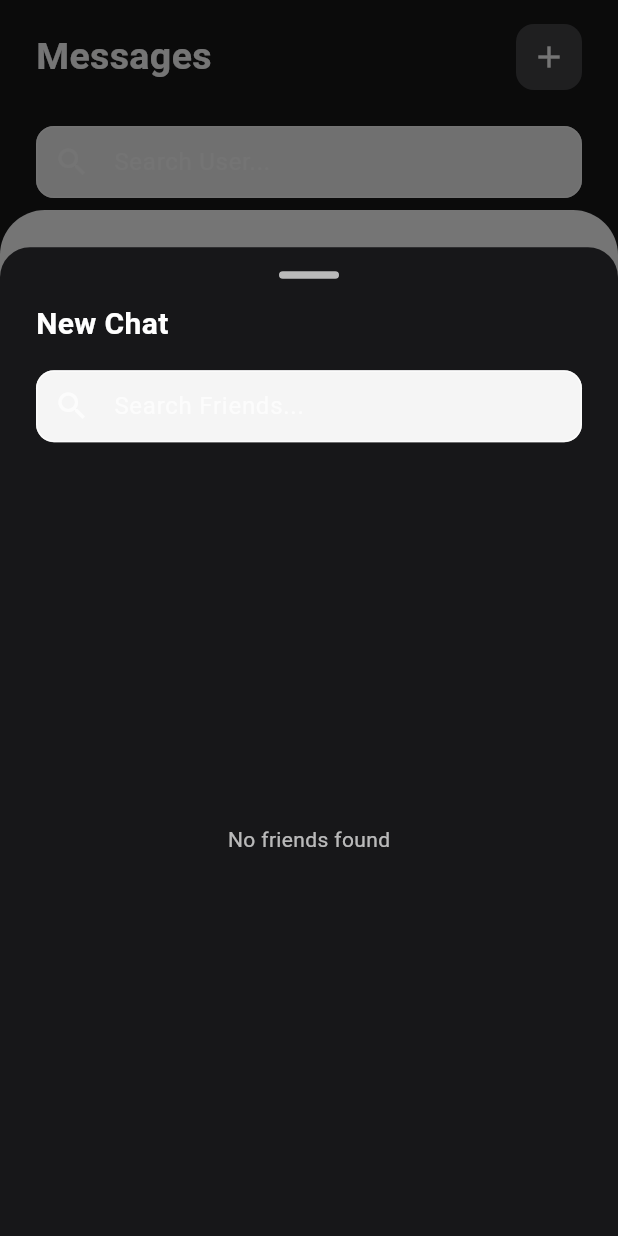
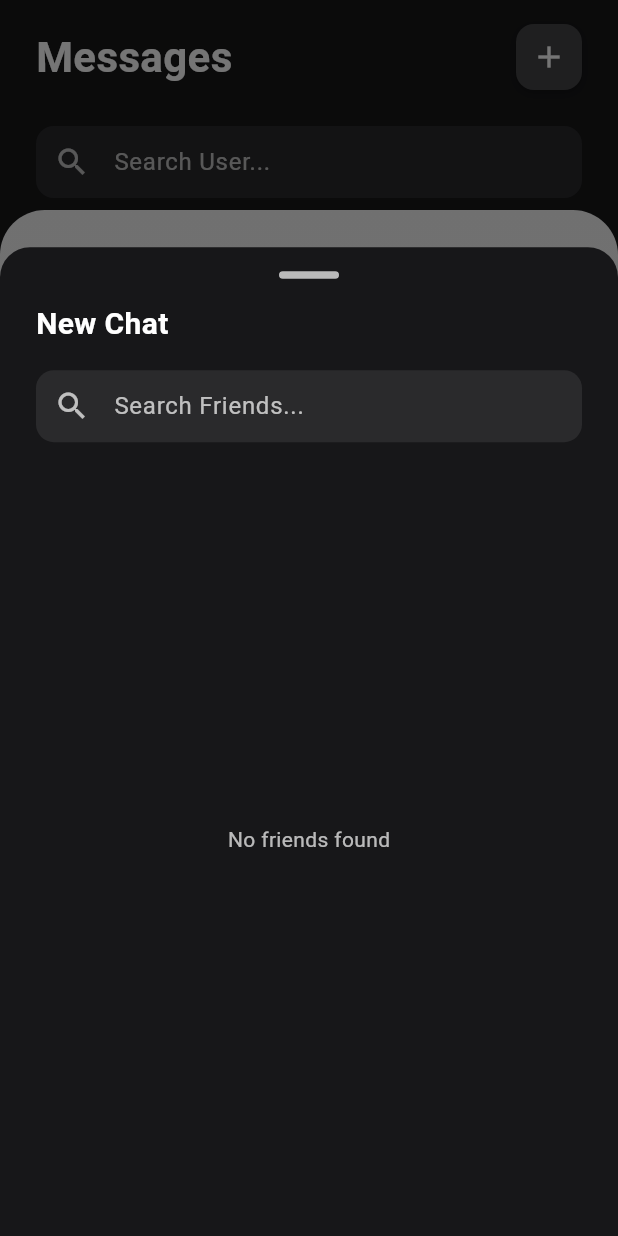
Before and after one commit to khanhduy74105/recruite_app, a Flutter app: the MessagePage screen opened directly, after a tap on the "add" icon, on a phone screen of 412 x 824 dp. Run offline on Flutter 3.47's test engine with Material 3 defaults, Android fonts, the phone set to English and light mode, and no system bars; our stand-ins replace bloc, cached_network_image, dio, equatable, file_picker, flutter_animate and 7 more; missing offline and left inert: flutter_pdfview; accounts and stored records are empty; network calls fail.

Commit message:
message feature

```diff
--- a/flutter_application/lib/features/message/cubit/message_cubit.dart
+++ b/flutter_application/lib/features/message/cubit/message_cubit.dart
@@ -20,14 +20,4 @@ class MessageCubit extends Cubit<MessageCommonState> {
       emit(MessageError(message: 'Failed to load chats: $e'));
     }
   }
-
-  Future<void> loadConnectedUsers() async {
-    try {
-      emit(MessageLoading());
-      final users = await messageRepository.getUsers();
-      emit(ConnectedUsersLoaded(users: users));
-    } catch (e) {
-      emit(MessageError(message: 'Failed to load connected users: $e'));
-    }
-  }
 }
--- /dev/null
+++ b/flutter_application/lib/features/message/cubit/new_chat_common_state.dart
@@ -0,0 +1,14 @@
+import 'package:flutter/cupertino.dart';
+
+@immutable
+class NewChatCommonState {}
+
+final class NewChatInitial extends NewChatCommonState {}
+
+final class NewChatLoading extends NewChatCommonState {}
+
+final class NewChatError extends NewChatCommonState {
+  final String message;
+
+  NewChatError({required this.message});
+}
--- /dev/null
+++ b/flutter_application/lib/features/message/cubit/new_chat_cubit.dart
@@ -0,0 +1,23 @@
+import 'package:bloc/bloc.dart';
+import 'package:flutter_application/models/user_models.dart';
+import 'package:flutter_application/features/message/repository/message_repository.dart';
+import 'package:meta/meta.dart';
+import 'new_chat_common_state.dart';
+
+part 'new_chat_state.dart';
+
+class NewChatCubit extends Cubit<NewChatCommonState> {
+  final MessageRepository messageRepository = MessageRepository();
+
+  NewChatCubit() : super(NewChatInitial());
+
+  Future<void> loadConnectedUsers() async {
+    try {
+      emit(NewChatLoading());
+      final users = await messageRepository.getUsers();
+      emit(ConnectedUsersLoaded(users: users));
+    } catch (e) {
+      emit(NewChatError(message: 'Failed to load connected users: $e'));
+    }
+  }
+}
--- /dev/null
+++ b/flutter_application/lib/features/message/cubit/new_chat_state.dart
@@ -0,0 +1,10 @@
+part of 'new_chat_cubit.dart';
+
+@immutable
+sealed class NewChatState extends NewChatCommonState {}
+
+final class ConnectedUsersLoaded extends NewChatState {
+  final List<UserModel> users;
+
+  ConnectedUsersLoaded({required this.users});
+}
--- a/flutter_application/lib/features/message/pages/page.dart
+++ b/flutter_application/lib/features/message/pages/page.dart
@@ -1,9 +1,12 @@
 import 'package:flutter/material.dart';
-import 'package:flutter_application/features/message/cubit/message_cubit.dart';
+import 'package:flutter_application/features/message/cubit/new_chat_common_state.dart';
 import 'package:flutter_bloc/flutter_bloc.dart';
 import 'package:flutter_slidable/flutter_slidable.dart';
 
 import '../cubit/message_common_state.dart';
+import '../cubit/message_cubit.dart' as message_cubit;
+import '../cubit/message_cubit.dart';
+import '../cubit/new_chat_cubit.dart' as new_chat_cubit;
 import 'chat_box_page.dart';
 
 class MessagePage extends StatefulWidget {
@@ -19,7 +22,7 @@ class _MessagePageState extends State<MessagePage> {
   @override
   void initState() {
     super.initState();
-    context.read<MessageCubit>().loadChats();
+    context.read<message_cubit.MessageCubit>().loadChats();
   }
 
   void _showNewChatBottomSheet(BuildContext context) {
@@ -31,7 +34,9 @@ class _MessagePageState extends State<MessagePage> {
         borderRadius: BorderRadius.vertical(top: Radius.circular(20)),
       ),
       builder: (context) {
-        return DraggableScrollableSheet(
+        return BlocProvider(
+          create: (context) => new_chat_cubit.NewChatCubit(),
+          child: DraggableScrollableSheet(
             initialChildSize: 0.8,
             minChildSize: 0.5,
             maxChildSize: 0.9,
@@ -39,6 +44,7 @@ class _MessagePageState extends State<MessagePage> {
             builder: (context, scrollController) {
               return _NewChatBottomSheet(scrollController: scrollController);
             },
+          ),
         );
       },
     );
@@ -51,7 +57,6 @@ class _MessagePageState extends State<MessagePage> {
       body: SafeArea(
         child: Column(
           children: [
-            // Header
             Padding(
               padding: const EdgeInsets.symmetric(horizontal: 24, vertical: 16),
               child: Row(
@@ -60,8 +65,8 @@ class _MessagePageState extends State<MessagePage> {
                     "Messages",
                     style: TextStyle(
                       color: Colors.white,
-                      fontSize: 25,
-                      fontWeight: FontWeight.w600,
+                      fontSize: 28,
+                      fontWeight: FontWeight.bold,
                     ),
                   ),
                   const Spacer(),
@@ -72,6 +77,13 @@ class _MessagePageState extends State<MessagePage> {
                       decoration: BoxDecoration(
                         color: const Color(0xff444446),
                         borderRadius: BorderRadius.circular(12),
+                        boxShadow: const [
+                          BoxShadow(
+                            color: Colors.black26,
+                            blurRadius: 4,
+                            offset: Offset(0, 2),
+                          ),
+                        ],
                       ),
                       child: const Icon(Icons.add, color: Colors.white),
                     ),
@@ -79,7 +91,6 @@ class _MessagePageState extends State<MessagePage> {
                 ],
               ),
             ),
-            // Search Bar
             Padding(
               padding: const EdgeInsets.symmetric(horizontal: 24, vertical: 8),
               child: TextField(
@@ -87,13 +98,15 @@ class _MessagePageState extends State<MessagePage> {
                   hintText: 'Search User...',
                   hintStyle: const TextStyle(color: Colors.white70),
                   prefixIcon: const Icon(Icons.search, color: Colors.white70),
+                  filled: true,
+                  fillColor: const Color(0xff2a2a2c),
                   border: OutlineInputBorder(
                     borderRadius: BorderRadius.circular(12),
-                    borderSide: const BorderSide(color: Colors.white70),
+                    borderSide: BorderSide.none,
                   ),
                   enabledBorder: OutlineInputBorder(
                     borderRadius: BorderRadius.circular(12),
-                    borderSide: const BorderSide(color: Colors.white70),
+                    borderSide: BorderSide.none,
                   ),
                   focusedBorder: OutlineInputBorder(
                     borderRadius: BorderRadius.circular(12),
@@ -108,12 +121,18 @@ class _MessagePageState extends State<MessagePage> {
                 },
               ),
             ),
-            // Chat List
             Expanded(
               child: Container(
                 padding: const EdgeInsets.symmetric(horizontal: 24),
                 decoration: const BoxDecoration(
-                  color: Colors.white,
+                  gradient: LinearGradient(
+                    begin: Alignment.topCenter,
+                    end: Alignment.bottomCenter,
+                    colors: [
+                      Color(0xfff5f5f5),
+                      Color(0xffffffff),
+                    ],
+                  ),
                   borderRadius: BorderRadius.only(
                     topLeft: Radius.circular(30),
                     topRight: Radius.circular(30),
@@ -122,29 +141,29 @@ class _MessagePageState extends State<MessagePage> {
                 child: Column(
                   children: [
                     Padding(
-                      padding: const EdgeInsets.only(top: 30),
+                      padding: const EdgeInsets.only(top: 30, bottom: 10),
                       child: Row(
                         children: const [
                           Text(
                             "Recent",
                             style: TextStyle(
-                              color: Colors.black45,
+                              color: Colors.black54,
                               fontSize: 18,
                               fontWeight: FontWeight.w600,
                             ),
                           ),
                           Spacer(),
-                          Icon(Icons.more_vert, color: Colors.black45),
+                          Icon(Icons.more_vert, color: Colors.black54),
                         ],
                       ),
                     ),
                     Expanded(
-                      child: BlocBuilder<MessageCubit, MessageCommonState>(
+                      child: BlocBuilder<message_cubit.MessageCubit, MessageCommonState>(
                         builder: (context, state) {
                           if (state is MessageLoading) {
                             return const Center(
                                 child: CircularProgressIndicator());
-                          } else if (state is ChatListLoaded) {
+                          } else if (state is message_cubit.ChatListLoaded) {
                             final filteredChats = state.chats
                                 .where((chat) => chat.name
                                 .toLowerCase()
@@ -169,7 +188,6 @@ class _MessagePageState extends State<MessagePage> {
                                   unreadMessages: chat.unreadMessagesCount,
                                   avatarUrl: chat.avatarUrl,
                                   onDelete: () {
-                                    // Implement delete logic if needed
                                   },
                                 );
                               },
@@ -213,7 +231,7 @@ class _NewChatBottomSheetState extends State<_NewChatBottomSheet> {
   @override
   void initState() {
     super.initState();
-    context.read<MessageCubit>().loadConnectedUsers();
+    context.read<new_chat_cubit.NewChatCubit>().loadConnectedUsers();
   }
 
   @override
@@ -223,7 +241,6 @@ class _NewChatBottomSheetState extends State<_NewChatBottomSheet> {
       child: Column(
         crossAxisAlignment: CrossAxisAlignment.start,
         children: [
-          // Header
           Center(
             child: Container(
               width: 40,
@@ -244,19 +261,20 @@ class _NewChatBottomSheetState extends State<_NewChatBottomSheet> {
             ),
           ),
           const SizedBox(height: 16),
-          // Search Bar
           TextField(
             decoration: InputDecoration(
               hintText: 'Search Friends...',
               hintStyle: const TextStyle(color: Colors.white70),
               prefixIcon: const Icon(Icons.search, color: Colors.white70),
+              filled: true,
+              fillColor: const Color(0xff2a2a2c),
               border: OutlineInputBorder(
                 borderRadius: BorderRadius.circular(12),
-                borderSide: const BorderSide(color: Colors.white70),
+                borderSide: BorderSide.none,
               ),
               enabledBorder: OutlineInputBorder(
                 borderRadius: BorderRadius.circular(12),
-                borderSide: const BorderSide(color: Colors.white70),
+                borderSide: BorderSide.none,
               ),
               focusedBorder: OutlineInputBorder(
                 borderRadius: BorderRadius.circular(12),
@@ -271,11 +289,12 @@ class _NewChatBottomSheetState extends State<_NewChatBottomSheet> {
             },
           ),
           const SizedBox(height: 16),
-          // Friends List
           Expanded(
-            child: BlocBuilder<MessageCubit, MessageCommonState>(
+            child: BlocBuilder<new_chat_cubit.NewChatCubit, NewChatCommonState>(
               builder: (context, state) {
-                if (state is ConnectedUsersLoaded) {
+                if (state is NewChatLoading) {
+                  return const Center(child: CircularProgressIndicator());
+                } else if (state is new_chat_cubit.ConnectedUsersLoaded) {
                   final filteredUsers = state.users
                       .where((user) => user.fullName
                       .toLowerCase()
@@ -314,7 +333,7 @@ class _NewChatBottomSheetState extends State<_NewChatBottomSheet> {
                           style: const TextStyle(color: Colors.white70),
                         ),
                         onTap: () {
-                          Navigator.pop(context); // Close bottom sheet
+                          Navigator.pop(context);
                           Navigator.push(
                             context,
                             MaterialPageRoute(
@@ -328,9 +347,7 @@ class _NewChatBottomSheetState extends State<_NewChatBottomSheet> {
                       );
                     },
                   );
-                } else if (state is MessageLoading) {
-                  return const Center(child: CircularProgressIndicator());
-                } else if (state is MessageError) {
+                } else if (state is NewChatError) {
                   return Center(
                     child: Text(
                       state.message,
@@ -397,17 +414,67 @@ class _ChatTile extends StatelessWidget {
             MaterialPageRoute(
               builder: (context) => ChatBoxPage(userName: name, userId: userId),
             ),
-          );
+          ).then((_) {
+            context.read<MessageCubit>().loadChats();
+          });
         },
-        child: Padding(
-          padding: const EdgeInsets.symmetric(vertical: 16),
+        child: Container(
+          margin: const EdgeInsets.symmetric(vertical: 8),
+          padding: const EdgeInsets.all(12),
+          decoration: BoxDecoration(
+            color: Colors.white,
+            borderRadius: BorderRadius.circular(12),
+            boxShadow: const [
+              BoxShadow(
+                color: Colors.black12,
+                blurRadius: 4,
+                offset: Offset(0, 2),
+              ),
+            ],
+          ),
           child: Row(
+            children: [
+              Stack(
                 children: [
                   CircleAvatar(
                     radius: 30,
                     backgroundImage:
                     avatarUrl != null ? NetworkImage(avatarUrl!) : null,
-                child: avatarUrl == null ? Text(name[0]) : null,
+                    child: avatarUrl == null
+                        ? Text(
+                      name[0],
+                      style: const TextStyle(
+                        fontSize: 24,
+                        fontWeight: FontWeight.bold,
+                        color: Colors.black54,
+                      ),
+                    )
+                        : null,
+                  ),
+                  if (hasUnreadMessages)
+                    Positioned(
+                      right: 0,
+                      top: 0,
+                      child: Container(
+                        width: 20,
+                        height: 20,
+                        alignment: Alignment.center,
+                        decoration: BoxDecoration(
+                          color: const Color(0xffff410f),
+                          shape: BoxShape.circle,
+                          border: Border.all(color: Colors.white, width: 2),
+                        ),
+                        child: Text(
+                          "$unreadMessages",
+                          style: const TextStyle(
+                            color: Colors.white,
+                            fontSize: 12,
+                            fontWeight: FontWeight.bold,
+                          ),
+                        ),
+                      ),
+                    ),
+                ],
               ),
               const SizedBox(width: 16),
               Expanded(
@@ -418,16 +485,16 @@ class _ChatTile extends StatelessWidget {
                       name,
                       style: const TextStyle(
                         color: Colors.black87,
-                        fontSize: 17,
-                        fontWeight: FontWeight.w600,
+                        fontSize: 18,
+                        fontWeight: FontWeight.bold,
                       ),
                     ),
-                    const SizedBox(height: 8),
+                    const SizedBox(height: 6),
                     Text(
                       lastMessage,
                       style: const TextStyle(
                         color: Colors.black54,
-                        fontSize: 15,
+                        fontSize: 14,
                       ),
                       maxLines: 1,
                       overflow: TextOverflow.ellipsis,
@@ -435,30 +502,12 @@ class _ChatTile extends StatelessWidget {
                   ],
                 ),
               ),
-              Column(
-                children: [
-                  Text(lastSeenTime,
-                      style: const TextStyle(color: Colors.black54)),
-                  if (hasUnreadMessages) ...[
-                    const SizedBox(height: 16),
-                    Container(
-                      width: 30,
-                      height: 30,
-                      alignment: Alignment.center,
-                      decoration: BoxDecoration(
-                        color: const Color(0xffff410f),
-                        borderRadius: BorderRadius.circular(12),
+              Text(
+                lastSeenTime,
+                style: const TextStyle(
+                  color: Colors.black54,
+                  fontSize: 12,
                 ),
-                      child: Text(
-                        "$unreadMessages",
-                        style: const TextStyle(
-                          color: Colors.white,
-                          fontWeight: FontWeight.w600,
-                        ),
-                      ),
-                    ),
-                  ],
-                ],
               ),
             ],
           ),
--- a/flutter_application/lib/features/message/repository/message_repository.dart
+++ b/flutter_application/lib/features/message/repository/message_repository.dart
@@ -5,6 +5,65 @@ import '../../../models/user_models.dart';
 
 class MessageRepository {
   final SupabaseClient _supabase = Supabase.instance.client;
+
+  Future<List<ConversationModel>> getChats() async {
+    final currentUserId = _supabase.auth.currentUser?.id;
+    if (currentUserId == null) {
+      throw Exception('User not authenticated');
+    }
+
+    final response = await _supabase
+        .from('message')
+        .select()
+        .or('sender_id.eq.$currentUserId,receiver_id.eq.$currentUserId');
+
+    final messages = response.map((json) => MessageModel.fromJson(json)).toList();
+
+    final Set<String> chatUserIds = {};
+    for (final message in messages) {
+      if (message.senderId == currentUserId) {
+        chatUserIds.add(message.receiverId);
+      } else if (message.receiverId == currentUserId) {
+        chatUserIds.add(message.senderId);
+      }
+    }
+
+    final Map<String, ConversationModel> conversationsMap = {};
+
+    for (final userId in chatUserIds) {
+      final userResponse = await _supabase
+          .from('user')
+          .select()
+          .eq('id', userId)
+          .single();
+
+      final user = UserModel.fromJson(userResponse);
+
+      final userMessages = messages.where((m) =>
+      (m.senderId == currentUserId && m.receiverId == userId) ||
+          (m.senderId == userId && m.receiverId == currentUserId)
+      ).toList();
+
+      userMessages.sort((a, b) => b.sentAt.compareTo(a.sentAt));
+
+      final lastMessage = userMessages.isNotEmpty ? userMessages.first : null;
+      final unreadCount = userMessages
+          .where((m) => m.receiverId == currentUserId && !m.isRead)
+          .length;
+
+      conversationsMap[userId] = ConversationModel(
+        userId: userId,
+        name: user.fullName,
+        avatarUrl: user.avatarUrl,
+        lastMessage: lastMessage?.content,
+        lastMessageTime: lastMessage?.sentAt,
+        hasUnreadMessages: unreadCount > 0,
+        unreadMessagesCount: unreadCount,
+      );
+    }
+
+    return conversationsMap.values.toList();
+  }
 
   Future<List<UserModel>> getUsers() async {
     final currentUserId = _supabase.auth.currentUser?.id;
@@ -25,7 +84,6 @@ class MessageRepository {
     return users;
   }
 
-  // Lấy tin nhắn cho một người dùng cụ thể
   Future<List<MessageModel>> getMessagesForUser(String userId) async {
     final currentUserId = _supabase.auth.currentUser?.id;
     if (currentUserId == null) {
@@ -42,37 +100,6 @@ class MessageRepository {
     return response.map((json) => MessageModel.fromJson(json)).toList();
   }
 
-  // Lấy danh sách cuộc trò chuyện
-  Future<List<ConversationModel>> getChats() async {
-    final users = await getUsers();
-    final currentUserId = _supabase.auth.currentUser?.id;
-    if (currentUserId == null) {
-      throw Exception('User not authenticated');
-    }
-
-    final List<ConversationModel> chats = [];
-    for (final user in users) {
-      final messages = await getMessagesForUser(user.id);
-      final lastMessage = messages.isNotEmpty ? messages.last : null;
-      final unreadCount = messages
-          .where((m) => m.receiverId == currentUserId && !m.isRead)
-          .length;
-
-      chats.add(ConversationModel(
-        userId: user.id,
-        name: user.fullName,
-        avatarUrl: user.avatarUrl,
-        lastMessage: lastMessage?.content,
-        lastMessageTime: lastMessage?.sentAt,
-        hasUnreadMessages: unreadCount > 0,
-        unreadMessagesCount: unreadCount,
-      ));
-    }
-
-    return chats;
-  }
-
-  // Gửi tin nhắn mới
   Future<void> sendMessage(String receiverId, String content) async {
     final currentUserId = _supabase.auth.currentUser?.id;
     if (currentUserId == null) {
@@ -84,10 +111,10 @@ class MessageRepository {
       'receiver_id': receiverId,
       'content': content,
       'sent_at': DateTime.now().toIso8601String(),
+      'is_read': false,
     });
   }
 
-  // Đánh dấu tin nhắn là đã đọc
   Future<void> markMessagesAsRead(String userId) async {
     final currentUserId = _supabase.auth.currentUser?.id;
     if (currentUserId == null) {
@@ -101,8 +128,8 @@ class MessageRepository {
         .eq('sender_id', userId)
         .eq('is_read', false);
   }
-  // Trong MessageRepository
-  void subscribeToMessages(String userId, Function(MessageModel) onNewMessage) {
+
+  void subscribeToMessages(String userId, Function(MessageModel) onMessageUpdate) {
     final currentUserId = _supabase.auth.currentUser?.id;
     if (currentUserId == null) return;
 
@@ -114,7 +141,7 @@ class MessageRepository {
         final message = MessageModel.fromJson(json);
         if ((message.senderId == userId && message.receiverId == currentUserId) ||
             (message.senderId == currentUserId && message.receiverId == userId)) {
-          onNewMessage(message);
+          onMessageUpdate(message);
         }
       }
     });
```
Also changed, not shown: flutter_application/lib/features/message/cubit/chat_box_cubit.dart (+15 -8 lines), flutter_application/lib/features/message/pages/chat_box_page.dart (+2 -8 lines). Lines whose indentation alone changed are shown as unchanged.
